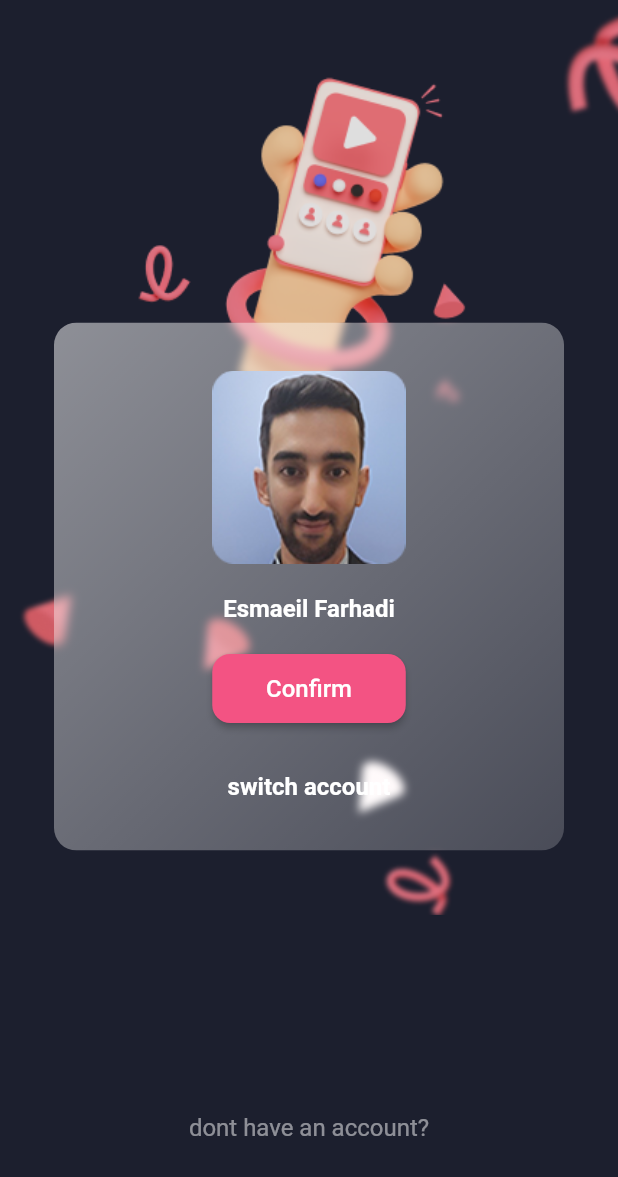
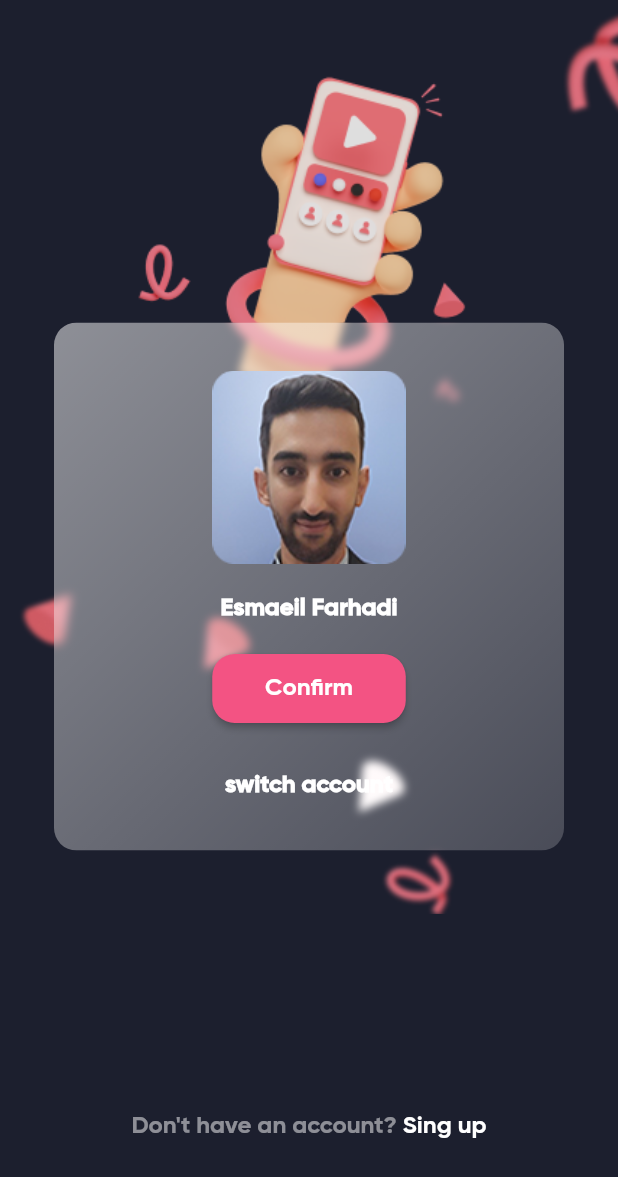
Before and after one commit to efarhadi/instagram, a Flutter app: the screen it shows after launch, on a phone screen of 412 x 824 dp. Shown: the top 1177 px of the screen. Run offline on Flutter 3.47's test engine with Material 2 defaults, Android fonts, the phone set to English and light mode, and no system bars.

Commit message:
add fonts

```diff
--- a/lib/main.dart
+++ b/lib/main.dart
@@ -11,6 +11,21 @@ class Application extends StatelessWidget {
   @override
   Widget build(BuildContext context) {
     return MaterialApp(
+      theme: ThemeData(
+          textTheme: TextTheme(
+              headline4: TextStyle(
+                  fontFamily: 'GB',
+                  fontSize: 16,
+                  fontWeight: FontWeight.w700,
+                  color: Colors.white)),
+          elevatedButtonTheme: ElevatedButtonThemeData(
+            style: ElevatedButton.styleFrom(
+                primary: Color(0xffF35383),
+                shape: RoundedRectangleBorder(
+                  borderRadius: BorderRadius.circular(15),
+                ),
+                textStyle: TextStyle(fontFamily: 'GB', fontSize: 16)),
+          )),
       debugShowCheckedModeBanner: false,
       home: Swithch_account_Screen(),
     );
--- a/lib/screens/switch_account_screen.dart
+++ b/lib/screens/switch_account_screen.dart
@@ -58,37 +58,30 @@ class Swithch_account_Screen extends StatelessWidget {
                             ),
                             Text(
                               'Esmaeil Farhadi',
-                              style: TextStyle(
-                                  fontSize: 16,
-                                  fontWeight: FontWeight.bold,
-                                  color: Colors.white),
+                              style: Theme.of(context).textTheme.headline4,
                             ),
                             SizedBox(
                               height: 20.0,
                             ),
-                            ElevatedButton(
+                            SizedBox(
+                              width: 129,
+                              height: 46,
+                              child: ElevatedButton(
                                   onPressed: () {},
                                   child: Text(
                                     'Confirm',
                                     style: TextStyle(fontSize: 16),
                                   ),
-                              style: ElevatedButton.styleFrom(
-                                primary: Color(0xffF35383),
-                                minimumSize: Size(129, 46),
-                                shape: RoundedRectangleBorder(
-                                  borderRadius: BorderRadius.circular(12),
-                                ),
-                              ),
+                                  style: Theme.of(context)
+                                      .elevatedButtonTheme
+                                      .style),
                             ),
                             SizedBox(
                               height: 32,
                             ),
                             Text(
                               'switch account',
-                              style: TextStyle(
-                                  fontSize: 16,
-                                  fontWeight: FontWeight.bold,
-                                  color: Colors.white),
+                              style: Theme.of(context).textTheme.headline4,
                             ),
                           ],
                         ),
@@ -101,10 +94,26 @@ class Swithch_account_Screen extends StatelessWidget {
           ),
           Padding(
             padding: EdgeInsets.only(top: 132, bottom: 63),
-            child: Text(
-              'dont have an account?',
+            child: Row(
+              mainAxisSize: MainAxisSize.max,
+              mainAxisAlignment: MainAxisAlignment.center,
+              children: [
+                Text(
+                  'Don\'t have an account?',
                   style: TextStyle(
-                  color: Colors.white.withOpacity(0.50), fontSize: 16),
+                      fontFamily: 'GB',
+                      color: Colors.white.withOpacity(0.50),
+                      fontSize: 16),
+                ),
+                Text(
+                  ' Sing up',
+                  style: TextStyle(
+                    fontFamily: 'GB',
+                    color: Colors.white,
+                    fontSize: 16,
+                  ),
+                ),
+              ],
             ),
           ),
         ],
```
Also changed, not shown: pubspec.yaml (+32 -0 lines), assets/fonts/GilroyBold.ttf (added), assets/fonts/GilroyExtraBold.ttf (added), assets/fonts/GilroyHeavy.ttf (added), assets/fonts/GilroyLight.ttf (added), assets/fonts/GilroyMedium.ttf (added), assets/fonts/GilroyRegular.ttf (added), assets/fonts/GilroyThin.ttf (added), assets/fonts/ShabnamMedium.ttf (added), images/rocket.png (added). Lines whose indentation alone changed are shown as unchanged.
